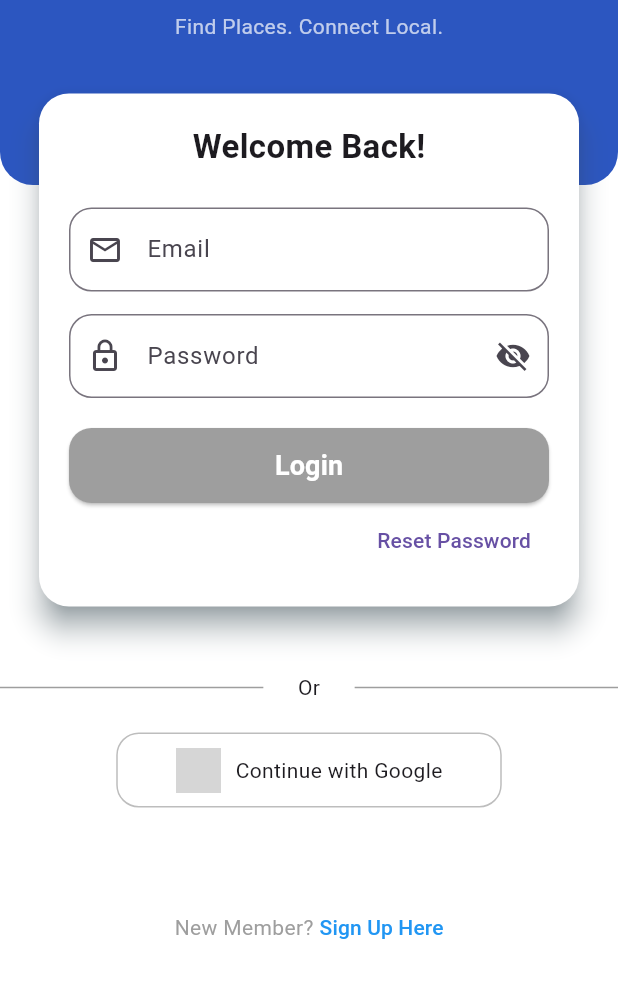
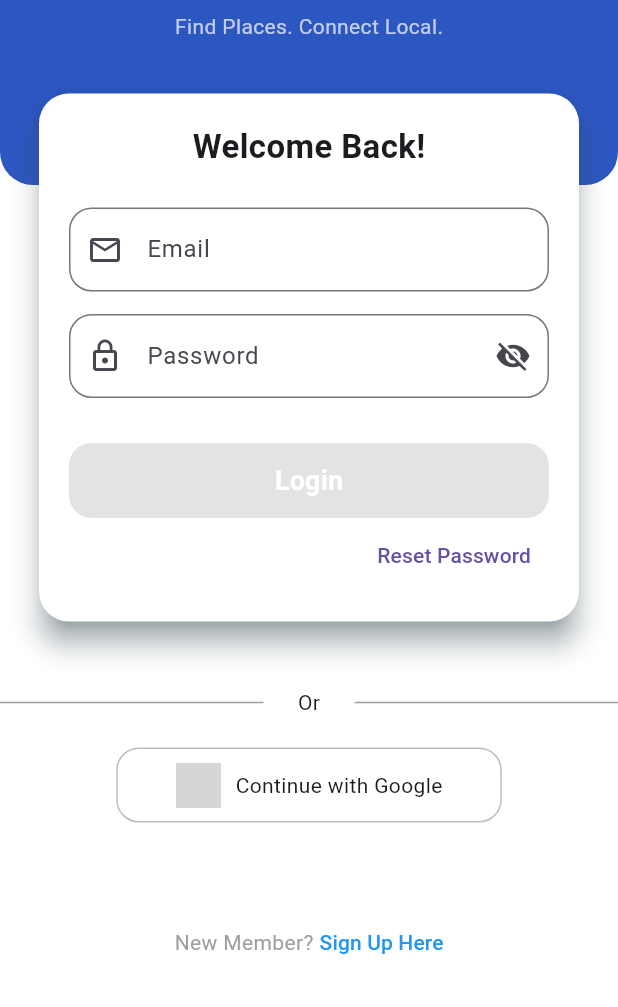
Before and after one commit to Barry3232/locafy, a Flutter app: the screen it shows after launch, on a phone screen of 412 x 824 dp, the part 229-1236 px from its top. Run offline on Flutter 3.47's test engine with Material 3 defaults, Android fonts, the phone set to English and light mode, and no system bars; our stand-ins replace firebase_auth, firebase_core, talker_flutter; accounts and stored records are empty; grey boxes are pictures that could not be loaded.

Commit message:
I created logic for login.

```diff
--- /dev/null
+++ b/lib/core/logger/talker.dart
@@ -0,0 +1,3 @@
+import 'package:talker_flutter/talker_flutter.dart';
+
+final talker = TalkerFlutter.init();
--- a/lib/features/screens/login_screen.dart
+++ b/lib/features/screens/login_screen.dart
@@ -1,6 +1,9 @@
 import 'package:flutter/material.dart';
 import 'package:locafy/features/screens/registration_screen.dart';
 import 'package:locafy/features/screens/reset_password.dart';
+import 'package:locafy/features/validators/email&password_validators/validator.dart';
+import 'package:locafy/features/services/auth_services.dart';
+import 'dart:async';
 
 class LoginScreen extends StatefulWidget {
   const LoginScreen({super.key});
@@ -14,10 +17,22 @@ class _LoginScreenState extends State<LoginScreen> {
   final TextEditingController _passwordController = TextEditingController();
   final _formKey = GlobalKey<FormState>();
 
+  Timer? _timer;
   bool _isPasswordVisible = false;
+  bool _isLoading = false;
+  String? _errorMessage;
+  bool get _loginButtonStatus {
+    return _emailController.text.isNotEmpty &&
+        _passwordController.text.isNotEmpty;
+  }
 
-  bool get _loginButtonStatus {
-    return _emailController.text.isEmpty && _passwordController.text.isEmpty;
+  void _startErrorTimer() {
+    _timer?.cancel();
+    _timer = Timer(Duration(seconds: 5), () {
+      setState(() {
+        _errorMessage = null;
+      });
+    });
   }
 
   @override
@@ -88,6 +103,8 @@ class _LoginScreenState extends State<LoginScreen> {
                     ),
                     child: Padding(
                       padding: const EdgeInsets.all(20),
+                      child: Form(
+                        key: _formKey,
                         child: Column(
                           mainAxisSize: MainAxisSize.min,
                           children: [
@@ -101,8 +118,9 @@ class _LoginScreenState extends State<LoginScreen> {
 
                             const SizedBox(height: 25),
 
-                          TextField(
+                            TextFormField(
                               controller: _emailController,
+                              validator: (value) => Validator.email(value),
                               keyboardType: TextInputType.emailAddress,
                               decoration: InputDecoration(
                                 labelText: 'Email',
@@ -116,7 +134,7 @@ class _LoginScreenState extends State<LoginScreen> {
 
                             const SizedBox(height: 15),
 
-                          TextField(
+                            TextFormField(
                               controller: _passwordController,
                               obscureText: !_isPasswordVisible,
                               decoration: InputDecoration(
@@ -141,33 +159,108 @@ class _LoginScreenState extends State<LoginScreen> {
                               ),
                             ),
 
+                            SizedBox(height: 10),
+
+                            if (_errorMessage != null)
+                              Container(
+                                width: double.infinity,
+                                padding: EdgeInsets.all(12),
+                                margin: EdgeInsets.only(bottom: 15),
+                                decoration: BoxDecoration(
+                                  color: Colors.red.shade50,
+                                  border: Border.all(
+                                    color: Colors.red.shade300,
+                                  ),
+                                  borderRadius: BorderRadius.circular(8),
+                                ),
+                                child: Text(
+                                  _errorMessage!,
+                                  style: TextStyle(
+                                    color: Colors.red.shade700,
+                                    fontSize: 14,
+                                  ),
+                                ),
+                              ),
+
                             const SizedBox(height: 20),
 
                             SizedBox(
                               width: double.infinity,
                               height: 50,
                               child: ElevatedButton(
-                              onPressed: (!_loginButtonStatus)
-                                  ? null
-                                  : () {
-                                      if (!_formKey.currentState!.validate()) {
+                                onPressed: (_loginButtonStatus && !_isLoading)
+                                    ? () async {
+                                        setState(() {
+                                          _errorMessage = null;
+                                        });
+                                        if (!_formKey.currentState!
+                                            .validate()) {
                                           return;
                                         }
-                                    },
+                                        setState(() {
+                                          _isLoading = true;
+                                        });
+
+                                        try {
+                                          final authService = AuthServices();
+
+                                          final error = await authService.login(
+                                            email: _emailController.text,
+                                            password: _passwordController.text,
+                                          );
+
+                                          if (error == null &&
+                                              context.mounted) {
+                                            setState(() {
+                                              _errorMessage =
+                                                  'Login Successful';
+                                            });
+                                          } else {
+                                            setState(() {
+                                              _errorMessage = error;
+                                            });
+                                          }
+                                        } catch (e) {
+                                          setState(() {
+                                            _errorMessage =
+                                                'Something went wrong';
+                                          });
+                                        } finally {
+                                          if (mounted) {
+                                            setState(() {
+                                              _isLoading = false;
+                                            });
+                                          }
+                                        }
+                                        _startErrorTimer();
+                                      }
+                                    : null,
                                 style: ElevatedButton.styleFrom(
                                   backgroundColor: _loginButtonStatus
-                                    ? Colors.grey
-                                    : const Color(0xFF2C56C0),
+                                      ? const Color(0xFF2C56C0)
+                                      : Colors.grey,
                                   shape: RoundedRectangleBorder(
                                     borderRadius: BorderRadius.circular(15),
                                   ),
                                 ),
-                              child: const Text(
+                                child: Center(
+                                  child: _isLoading
+                                      ? SizedBox(
+                                          height: 24,
+                                          width: 24,
+                                          child: CircularProgressIndicator(
+                                            valueColor: AlwaysStoppedAnimation(
+                                              Colors.white,
+                                            ),
+                                          ),
+                                        )
+                                      : const Text(
                                           'Login',
                                           style: TextStyle(
                                             fontSize: 18,
                                             fontWeight: FontWeight.bold,
                                             color: Colors.white,
+                                          ),
                                         ),
                                 ),
                               ),
@@ -193,6 +286,7 @@ class _LoginScreenState extends State<LoginScreen> {
                               ],
                             ),
                           ],
+                        ),
                       ),
                     ),
                   ),
--- a/lib/features/screens/verify_number.dart
+++ b/lib/features/screens/verify_number.dart
@@ -107,7 +107,7 @@ class _VerifyNumberState extends State<VerifyNumber> {
                         mainAxisAlignment: MainAxisAlignment.center,
                         children: [
                           const Text(
-                            'Mobile Number',
+                            'Verify Account',
                             style: TextStyle(
                               fontSize: 22,
                               fontWeight: FontWeight.bold,
@@ -117,7 +117,7 @@ class _VerifyNumberState extends State<VerifyNumber> {
                           Padding(
                             padding: const EdgeInsets.only(left: 40, right: 40),
                             child: const Text(
-                              'Please enter your phone number. We will send you a 4-digit code to verify your account.',
+                              'Please enter 6-digit code. So we will verify your account.',
                               textAlign: TextAlign.center,
                               style: TextStyle(fontSize: 13),
                             ),
@@ -434,7 +434,7 @@ class _VerifyNumberState extends State<VerifyNumber> {
                                 ),
                               ),
                               child: const Text(
-                                'Send Code',
+                                'Verify Code',
                                 style: TextStyle(
                                   fontSize: 18,
                                   fontWeight: FontWeight.bold,
--- a/pubspec.yaml
+++ b/pubspec.yaml
@@ -35,6 +35,9 @@ dependencies:
   # Use with the CupertinoIcons class for iOS style icons.
   cupertino_icons: ^1.0.8
   firebase_core: ^4.7.0
+
+  firebase_auth: ^6.4.0
+  talker_flutter: ^5.1.17
 
 dev_dependencies:
   flutter_test:
```
Also changed, not shown: lib/features/screens/registration_screen.dart (+30 -1 lines), lib/features/services/auth_services.dart (added, +38 -0 lines), pubspec.lock, 6 other files. Lines whose indentation alone changed are shown as unchanged.
